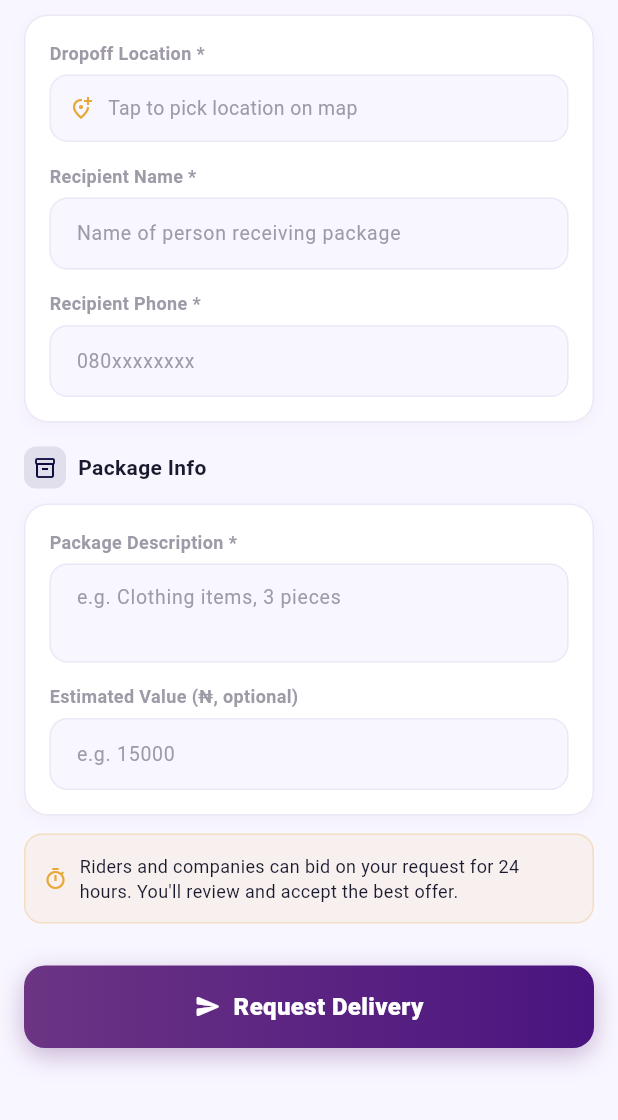
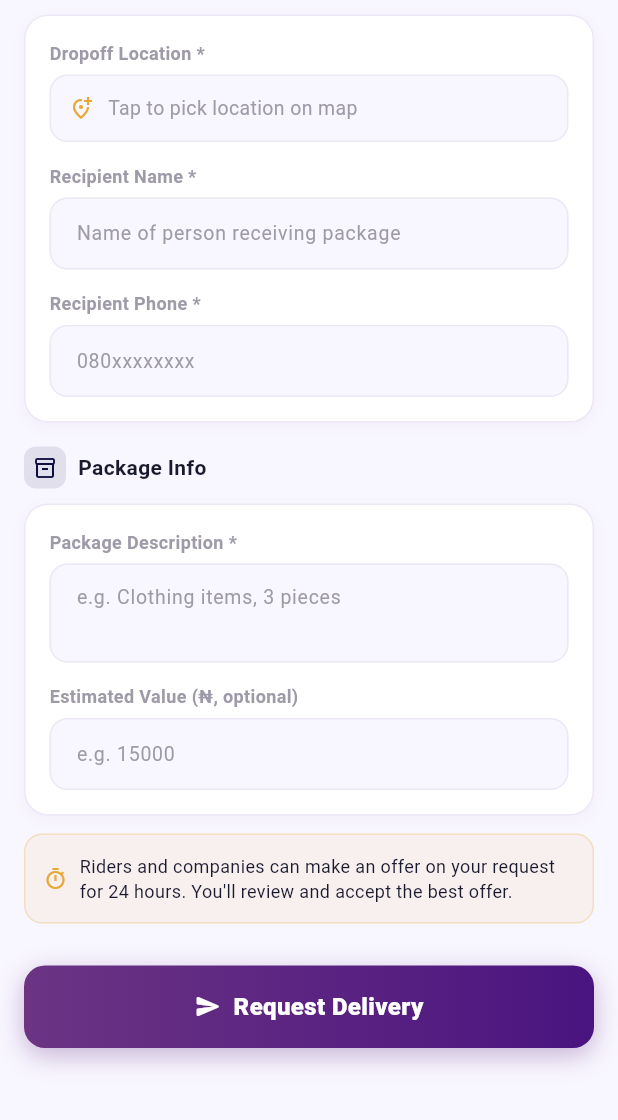
Before and after one commit to zionnite/eziza, a Flutter app: the SendPackagePage screen opened directly, scrolled down 394 dp, on a phone screen of 412 x 824 dp, the part 116-1236 px from its top. Run offline on Flutter 3.47's test engine with Material 3 defaults, Android fonts, the phone set to English and light mode, and no system bars; our stand-ins replace app_links, cached_network_image, firebase_core, firebase_messaging, flutter_dotenv, flutter_local_notifications and 10 more; missing offline and left inert: flutter_foreground_task, local_auth_android, local_auth_darwin; accounts and stored records are empty; network calls fail.

Commit message:
Rename "bid" to "offer" in every user-facing string, plus push notifications
"Bid" reads too auction/finance-y for a delivery app -- "offer" is the
more natural word, and the app already used it inconsistently in a few
places (send_package_page.dart's "review and accept the best offer").

Scope: every UI string a rider, company, or customer actually sees --
button labels ("Place a Bid" -> "Make an Offer", "Submit Bid" -> "Submit
Offer"), snackbars ("Bid Accepted!" -> "Offer Accepted!", "Bid placed" ->
"Offer sent"), section headers ("Your Pending Bids" -> "Your Pending
Offers", "Available to Bid" -> "Open for Offers"), status labels/chips
("Awaiting Bids" -> "Awaiting Offers", "Waiting for bids" -> "Waiting for
offers"), dialogs ("Accept Bid?" -> "Accept Offer?"), onboarding copy, and
the two push notifications that actually fire on bid events
(notify-bid-placed: "New Bid Received" -> "New Offer Received",
notify-bid-accepted: "Bid Accepted!" -> "Offer Accepted!" -- both edited
and redeployed, verified still reachable without auth matching their
existing DB-webhook-triggered no-verify-jwt config).

Also swapped every Icons.gavel_rounded (auction-hammer iconography) for
Icons.local_offer_rounded to match the wording change visually.

Deliberately NOT renamed: the delivery_bids table/columns, RPC names
(pay_and_accept_delivery_bid), Dart identifiers (_showBidSheet,
placeBid(), _bidCtrl, _myBids, DeliveryBid model, etc.), realtime channel
names, and the FCM data.type routing keys (bid_accepted/bid_placed/
company_bid_accepted) matched by fcm_service.dart's switch statement --
all internal/schema, invisible to users, and renaming them would be a
bigger, riskier change for zero user-visible benefit. job_board_page.dart
also left alone -- confirmed dead code, never navigated to anywhere.

flutter analyze clean.

```diff
--- a/lib/pages/auth/onboarding_page.dart
+++ b/lib/pages/auth/onboarding_page.dart
@@ -66,7 +66,7 @@ const _slides = [
     tagline: 'RIDERS & COMPANIES',
     title: 'Earn on\nYour Own\nSchedule',
     subtitle:
-        'Bid on delivery jobs, get paid straight to your wallet, and cash out whenever you\'re ready.',
+        'Make offers on delivery jobs, get paid straight to your wallet, and cash out whenever you\'re ready.',
     accent: EzizaColors.kGold,
     overlay: [
       Color(0xF00D0D3E),
--- a/lib/pages/customer/customer_delivery_detail_page.dart
+++ b/lib/pages/customer/customer_delivery_detail_page.dart
@@ -175,16 +175,16 @@ class _CustomerDeliveryDetailPageState
         bidId: bid['id'] as String,
         customerId: user.id,
       );
-      _snack('Bid accepted! Your package is being arranged.');
+      _snack('Offer accepted! Your package is being arranged.');
       await _load();
     } on PostgrestException catch (e) {
       if (e.message.contains('Insufficient wallet balance')) {
         await _showInsufficientBalanceDialog();
       } else {
-        _snack('Could not accept bid. Please try again.');
+        _snack('Could not accept offer. Please try again.');
       }
     } catch (_) {
-      _snack('Could not accept bid. Please try again.');
+      _snack('Could not accept offer. Please try again.');
     }
     if (mounted) setState(() => _accepting = false);
   }
@@ -196,7 +196,7 @@ class _CustomerDeliveryDetailPageState
         shape: RoundedRectangleBorder(borderRadius: BorderRadius.circular(16)),
         title: const Text('Insufficient Balance'),
         content: const Text(
-          'Your wallet balance is too low to accept this bid. Top up your wallet and try again.',
+          'Your wallet balance is too low to accept this offer. Top up your wallet and try again.',
         ),
         actions: [
           TextButton(
@@ -766,7 +766,7 @@ class _CustomerDeliveryDetailPageState
       (
         'open',
         'Request Placed',
-        'Your delivery is open for bids',
+        'Your delivery is open for offers',
         Icons.receipt_long_outlined,
       ),
       (
@@ -1832,8 +1832,8 @@ class _CustomerDeliveryDetailPageState
 
     return _sectionCard(
       header: _sectionHeader(
-        isOpen ? Icons.gavel_rounded : Icons.check_circle_rounded,
-        isOpen ? 'Bids Received' : 'Accepted Bid',
+        isOpen ? Icons.local_offer_rounded : Icons.check_circle_rounded,
+        isOpen ? 'Offers Received' : 'Accepted Offer',
         badge: isOpen && pendingBids.isNotEmpty
             ? '${pendingBids.length}'
             : null,
@@ -1859,7 +1859,7 @@ class _CustomerDeliveryDetailPageState
                   SizedBox(width: 10),
                   Expanded(
                     child: Text(
-                      'No bids yet. Riders and companies can bid for 24h.',
+                      'No offers yet. Riders and companies can make an offer for 24h.',
                       style: TextStyle(
                         fontSize: 12,
                         color: EzizaColors.kMuted,
@@ -2141,7 +2141,7 @@ class _CustomerDeliveryDetailPageState
                             ),
                             SizedBox(width: 6),
                             Text(
-                              'Accept This Bid',
+                              'Accept This Offer',
                               style: TextStyle(
                                 color: Colors.white,
                                 fontWeight: FontWeight.w800,
@@ -2179,14 +2179,14 @@ class _CustomerDeliveryDetailPageState
                   shape: BoxShape.circle,
                 ),
                 child: const Icon(
-                  Icons.gavel_rounded,
+                  Icons.local_offer_rounded,
                   color: Colors.white,
                   size: 28,
                 ),
               ),
               const SizedBox(height: 16),
               const Text(
-                'Accept Bid?',
+                'Accept Offer?',
                 style: TextStyle(
                   fontWeight: FontWeight.w800,
                   fontSize: 18,
@@ -2195,8 +2195,8 @@ class _CustomerDeliveryDetailPageState
               ),
               const SizedBox(height: 8),
               Text(
-                'Accept this bid of ₦${amount.toStringAsFixed(0)}?\n'
-                'All other bids will be declined.',
+                'Accept this offer of ₦${amount.toStringAsFixed(0)}?\n'
+                'All other offers will be declined.',
                 textAlign: TextAlign.center,
                 style: const TextStyle(
                   color: EzizaColors.kMuted,
@@ -2390,7 +2390,7 @@ class _CustomerDeliveryDetailPageState
   };
 
   String _statusSubtitle(String s) => switch (s) {
-    'open' => 'Waiting for bids',
+    'open' => 'Waiting for offers',
     'assigned' => 'Rider heading to pickup',
     'awaiting_pickup_confirm' =>
       widget.isRecipient
--- a/lib/pages/customer/delivery_tracking_page.dart
+++ b/lib/pages/customer/delivery_tracking_page.dart
@@ -852,7 +852,7 @@ class _DeliveryTrackingPageState extends State<DeliveryTrackingPage> {
         ]),
         SizedBox(height: 10),
         Text(
-            'Your request is open for bids. Once a rider is assigned, '
+            'Your request is open for offers. Once a rider is assigned, '
             'their live location will appear here.',
             style: TextStyle(fontSize: 13,
                 color: EzizaColors.kMuted, height: 1.4)),
--- a/lib/pages/customer/send_package_page.dart
+++ b/lib/pages/customer/send_package_page.dart
@@ -356,7 +356,7 @@ class _SendPackagePageState extends State<SendPackagePage>
                     SizedBox(width: 8),
                     Expanded(
                       child: Text(
-                        'Riders and companies can bid on your request for 24 hours. '
+                        'Riders and companies can make an offer on your request for 24 hours. '
                         "You'll review and accept the best offer.",
                         style: TextStyle(
                             fontSize: 12,
--- a/lib/pages/home/company_dashboard_page.dart
+++ b/lib/pages/home/company_dashboard_page.dart
@@ -292,7 +292,7 @@ class _CompanyDashboardPageState extends State<CompanyDashboardPage>
           _activeDeliveries.insert(0, Map<String, dynamic>.from(d));
         });
         Get.snackbar(
-          'Bid Accepted! 🎉',
+          'Offer Accepted! 🎉',
           'Your company won a delivery — assign it to a rider.',
           backgroundColor: EzizaColors.kSuccess,
           colorText: EzizaColors.kWhite,
@@ -316,10 +316,10 @@ class _CompanyDashboardPageState extends State<CompanyDashboardPage>
         'status':      'pending',
       }, onConflict: 'delivery_id,company_id');
       _bidCtrl.clear();
-      _snack('Bid of ₦${amount.toStringAsFixed(0)} submitted.');
+      _snack('Offer of ₦${amount.toStringAsFixed(0)} submitted.');
       await _load();
     } catch (e) {
-      _snack('Could not place bid: ${e.toString()}');
+      _snack('Could not send offer: ${e.toString()}');
     }
     if (mounted) setState(() => _bidding = false);
   }
@@ -673,7 +673,7 @@ class _CompanyDashboardPageState extends State<CompanyDashboardPage>
                   const SizedBox(height: 3),
                   Text(
                     _openDeliveries.isNotEmpty
-                        ? 'Place bids to win new jobs'
+                        ? 'Make offers to win new jobs'
                         : 'New requests will appear here',
                     style: const TextStyle(
                         color: Colors.white60, fontSize: 12),
@@ -849,7 +849,7 @@ class _CompanyDashboardPageState extends State<CompanyDashboardPage>
                                   letterSpacing: -0.3)),
                           const SizedBox(height: 3),
                           Text(
-                            '${_activeDeliveries.length + _jobHistory.length} total · ${pendingBids.length} bid${pendingBids.length == 1 ? '' : 's'} pending',
+                            '${_activeDeliveries.length + _jobHistory.length} total · ${pendingBids.length} offer${pendingBids.length == 1 ? '' : 's'} pending',
                             style: const TextStyle(
                                 fontSize: 13, color: Colors.white60),
                           ),
@@ -1009,8 +1009,8 @@ class _CompanyDashboardPageState extends State<CompanyDashboardPage>
                             const SizedBox(height: 20),
                           ],
                           if (pendingBids.isNotEmpty) ...[
-                            _sectionLabel('Your Pending Bids',
-                                Icons.gavel_rounded, EzizaColors.kPurpleD),
+                            _sectionLabel('Your Pending Offers',
+                                Icons.local_offer_rounded, EzizaColors.kPurpleD),
                             const SizedBox(height: 10),
                             ...pendingBids.map(_pendingBidCard),
                             const SizedBox(height: 20),
@@ -2341,7 +2341,7 @@ class _CompanyDashboardPageState extends State<CompanyDashboardPage>
           padding: const EdgeInsets.all(10),
           decoration: BoxDecoration(
               color: EzizaColors.kPurple.withValues(alpha: 0.1), shape: BoxShape.circle),
-          child: const Icon(Icons.gavel_rounded, size: 16, color: EzizaColors.kPurpleD),
+          child: const Icon(Icons.local_offer_rounded, size: 16, color: EzizaColors.kPurpleD),
         ),
         const SizedBox(width: 12),
         Expanded(
@@ -2431,9 +2431,9 @@ class _CompanyDashboardPageState extends State<CompanyDashboardPage>
                                 offset: const Offset(0, 3))
                           ]),
                       child: const Row(mainAxisAlignment: MainAxisAlignment.center, children: [
-                        Icon(Icons.gavel_rounded, size: 14, color: Colors.white),
+                        Icon(Icons.local_offer_rounded, size: 14, color: Colors.white),
                         SizedBox(width: 6),
-                        Text('Place a Bid',
+                        Text('Make an Offer',
                             style: TextStyle(
                                 fontSize: 12, fontWeight: FontWeight.w800, color: Colors.white)),
                       ]),
@@ -2809,7 +2809,7 @@ class _CompanyDashboardPageState extends State<CompanyDashboardPage>
               mainAxisSize: MainAxisSize.min,
               crossAxisAlignment: CrossAxisAlignment.start,
               children: [
-            const Text('Place a Bid',
+            const Text('Make an Offer',
                 style: TextStyle(
                     fontSize: 18, fontWeight: FontWeight.w800, color: EzizaColors.kText)),
             const SizedBox(height: 16),
@@ -2825,7 +2825,7 @@ class _CompanyDashboardPageState extends State<CompanyDashboardPage>
                 ? const Center(
                     child: CircularProgressIndicator(
                         color: EzizaColors.kPurpleD))
-                : _gradientBtn('Submit Bid', () {
+                : _gradientBtn('Submit Offer', () {
                     final amt =
                         double.tryParse(_bidCtrl.text.trim());
                     if (amt == null || amt <= 0) {
--- a/lib/pages/home/rider_dashboard_page.dart
+++ b/lib/pages/home/rider_dashboard_page.dart
@@ -390,7 +390,7 @@ class _RiderDashboardPageState extends State<RiderDashboardPage>
                 _openDeliveries.removeWhere((r) => r['id'] == d['id']);
                 _activeDeliveries.insert(0, d);
               });
-              Get.snackbar('Bid Accepted! 🎉',
+              Get.snackbar('Offer Accepted! 🎉',
                   'You have been assigned a delivery. Head to pickup.',
                   backgroundColor: EzizaColors.kSuccess,
                   colorText: EzizaColors.kWhite,
@@ -506,7 +506,7 @@ class _RiderDashboardPageState extends State<RiderDashboardPage>
               _openDeliveries.removeWhere((r) => r['id'] == delivId);
               _activeDeliveries.insert(0, d);
             });
-            Get.snackbar('Bid Accepted! 🎉',
+            Get.snackbar('Offer Accepted! 🎉',
                 'You have been assigned a delivery. Head to pickup.',
                 backgroundColor: EzizaColors.kSuccess,
                 colorText: EzizaColors.kWhite,
@@ -1001,8 +1001,8 @@ class _RiderDashboardPageState extends State<RiderDashboardPage>
   void _showBidSheet(Map<String, dynamic> delivery) {
     if (_isCompanyRider) {
       Get.snackbar(
-        'Bidding Disabled',
-        'You\'re part of a company fleet. Your company bids on deliveries on your behalf.',
+        'Offers Disabled',
+        'You\'re part of a company fleet. Your company makes offers on deliveries on your behalf.',
         backgroundColor: EzizaColors.kPurpleD,
         colorText: EzizaColors.kWhite,
         snackPosition: SnackPosition.BOTTOM,
@@ -1020,7 +1020,7 @@ class _RiderDashboardPageState extends State<RiderDashboardPage>
             24, 24, 24, MediaQuery.of(ctx).viewInsets.bottom + 24),
         child: SingleChildScrollView(
           child: Column(mainAxisSize: MainAxisSize.min, children: [
-          const Text('Place a Bid',
+          const Text('Make an Offer',
               style: TextStyle(
                   fontSize: 18,
                   fontWeight: FontWeight.w800,
@@ -1059,20 +1059,20 @@ class _RiderDashboardPageState extends State<RiderDashboardPage>
                     'amount':      amount,
                     'status':      'pending',
                   }, onConflict: 'delivery_id,rider_id');
-                  Get.snackbar('Bid placed',
-                      'Your bid has been submitted.',
+                  Get.snackbar('Offer sent',
+                      'Your offer has been submitted.',
                       backgroundColor: EzizaColors.kSuccess,
                       colorText: EzizaColors.kWhite,
                       snackPosition: SnackPosition.BOTTOM);
                 } catch (_) {
-                  Get.snackbar('Could not place bid',
+                  Get.snackbar('Could not send offer',
                       'Please try again.',
                       backgroundColor: EzizaColors.kError,
                       colorText: EzizaColors.kWhite,
                       snackPosition: SnackPosition.BOTTOM);
                 }
               },
-              child: const Text('Submit Bid'),
+              child: const Text('Submit Offer'),
             ),
           ),
         ]),
@@ -1355,7 +1355,7 @@ class _RiderDashboardPageState extends State<RiderDashboardPage>
           const SizedBox(height: 3),
           Text(
             _isOnline
-                ? 'Tap to browse and place bids'
+                ? 'Tap to browse and make offers'
                 : 'Toggle online to start receiving requests',
             style: const TextStyle(color: Colors.white60, fontSize: 12),
           ),
@@ -1791,7 +1791,7 @@ class _RiderDashboardPageState extends State<RiderDashboardPage>
                                     const SizedBox(height: 24),
                                   ],
                                   if (!_isCompanyRider) ...[
-                                    _sectionHeader('Available to Bid',
+                                    _sectionHeader('Open for Offers',
                                         Icons.inbox_rounded,
                                         const Color(0xFF0284C7),
                                         badge: _openDeliveries.isNotEmpty
@@ -2561,9 +2561,9 @@ class _RiderDashboardPageState extends State<RiderDashboardPage>
                               color: EzizaColors.kPurpleD.withValues(alpha: 0.25),
                               blurRadius: 8, offset: const Offset(0, 3))]),
                       child: const Row(mainAxisAlignment: MainAxisAlignment.center, children: [
-                        Icon(Icons.gavel_rounded, size: 14, color: Colors.white),
+                        Icon(Icons.local_offer_rounded, size: 14, color: Colors.white),
                         SizedBox(width: 6),
-                        Text('Place a Bid', style: TextStyle(fontSize: 12,
+                        Text('Make an Offer', style: TextStyle(fontSize: 12,
                             fontWeight: FontWeight.w800, color: Colors.white)),
                       ]),
                     ),
--- a/lib/widgets/delivery_trip_summary.dart
+++ b/lib/widgets/delivery_trip_summary.dart
@@ -29,12 +29,12 @@ double _distKm(double lat1, double lng1, double lat2, double lng2) {
 
 String _fmtKm(double km) => km < 1 ? '${(km * 1000).round()} m' : '${km.toStringAsFixed(1)} km';
 
-/// Uber/Bolt-style trip summary shown before committing to a bid: full
+/// Uber/Bolt-style trip summary shown before committing to an offer: full
 /// pickup/drop-off addresses on a route timeline, a map preview, trip and
 /// (for a rider, if their live location is known) rider-to-pickup distance,
 /// and sender/receiver contact cards with a tap-to-call button. Shared
-/// between rider_dashboard_page.dart and company_dashboard_page.dart's bid
-/// sheets so both look and behave identically.
+/// between rider_dashboard_page.dart and company_dashboard_page.dart's
+/// offer sheets so both look and behave identically.
 class DeliveryTripSummary extends StatelessWidget {
   final Map<String, dynamic> delivery;
   final double? riderLat;
```
Also changed, not shown: lib/pages/customer/customer_dashboard_page.dart (+4 -4 lines), lib/widgets/route_preview_map.dart (+4 -3 lines), 2 other files.
